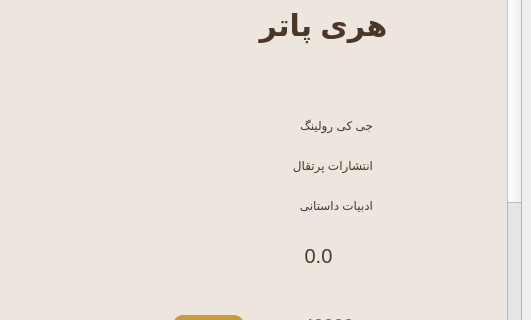
This is Client/user/bookdetailswidget.ui in Onyx1907/Lumina-EBook-Platform as Qt 5 draws it before an edit; both pictures show x 219 to 750 and y 117 to 437 of the 750 by 550 pixel window. The edited form follows.
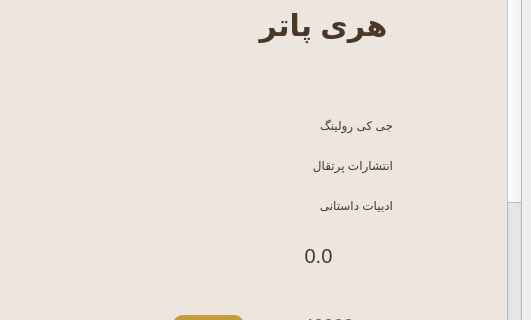
This is the edited form. Icons and pictures are not drawn.

Diff of the .ui file:
```diff
--- a/Client/user/bookdetailswidget.ui
+++ b/Client/user/bookdetailswidget.ui
@@ -65,7 +65,7 @@
       <property name="geometry">
        <rect>
         <x>0</x>
-        <y>-372</y>
+        <y>0</y>
         <width>730</width>
         <height>900</height>
        </rect>
@@ -118,8 +118,8 @@
       <widget class="QPushButton" name="author">
        <property name="geometry">
         <rect>
-         <x>580</x>
-         <y>200</y>
+         <x>600</x>
+         <y>210</y>
          <width>111</width>
          <height>101</height>
         </rect>
@@ -177,7 +177,7 @@
       <widget class="QLabel" name="author_label">
        <property name="geometry">
         <rect>
-         <x>340</x>
+         <x>360</x>
          <y>210</y>
          <width>240</width>
          <height>40</height>
@@ -263,7 +263,7 @@
       <widget class="QLabel" name="publisher_label">
        <property name="geometry">
         <rect>
-         <x>340</x>
+         <x>360</x>
          <y>250</y>
          <width>240</width>
          <height>40</height>
@@ -643,7 +643,7 @@
       <widget class="QLabel" name="genre_label">
        <property name="geometry">
         <rect>
-         <x>340</x>
+         <x>360</x>
          <y>290</y>
          <width>240</width>
          <height>40</height>
```
